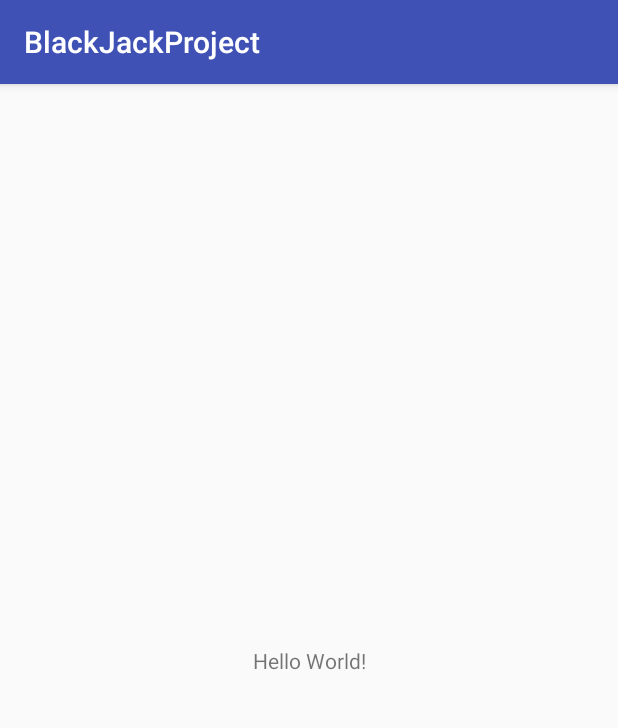
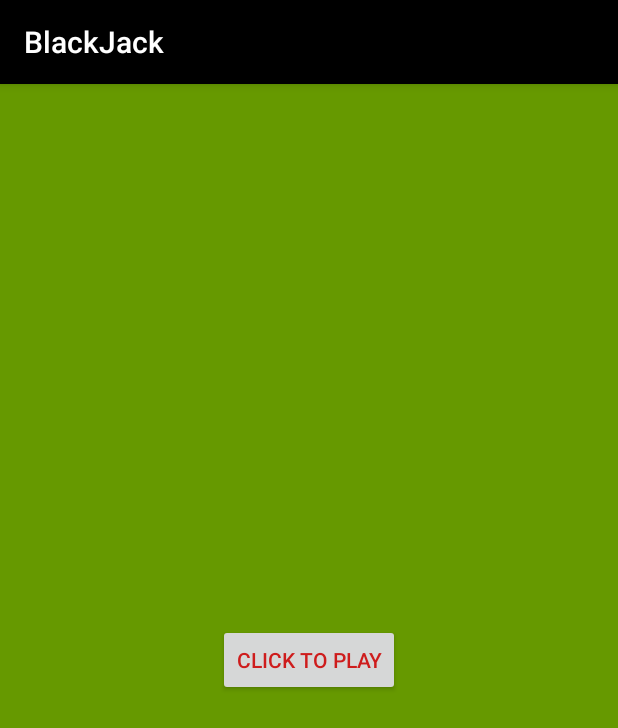
Before and after one commit to alistairkane92/BlackJack, an Android app: the GameActivity screen opened directly, with no data from a screen before it, on a phone screen of 412 x 824 dp. Shown: the top 728 px of the screen. Run offline under Robolectric (Android 15) with nearby library versions, the phone set to English and light mode, and no system bars.

Commit message:
changes colour scheme and adds start button

```diff
--- a/BlackJackProject/app/src/main/java/com/example/user/blackjackproject/GameActivity.java
+++ b/BlackJackProject/app/src/main/java/com/example/user/blackjackproject/GameActivity.java
@@ -1,13 +1,28 @@
 package com.example.user.blackjackproject;
 
+import android.content.Intent;
 import android.support.v7.app.AppCompatActivity;
 import android.os.Bundle;
+import android.view.View;
+import android.widget.Button;
 
 public class GameActivity extends AppCompatActivity {
+    Button startButton;
+    Game newGame;
+    Deck deck;
 
     @Override
     protected void onCreate(Bundle savedInstanceState) {
         super.onCreate(savedInstanceState);
         setContentView(R.layout.activity_game_activity);
+
+        newGame = new Game(deck);
+        startButton = (Button) findViewById(R.id.play);
+    }
+
+    public void startGame(View view) {
+        newGame.play();
+
+
     }
 }
--- a/BlackJackProject/app/src/main/res/layout/activity_game_activity.xml
+++ b/BlackJackProject/app/src/main/res/layout/activity_game_activity.xml
@@ -6,13 +6,18 @@
     android:layout_height="match_parent"
     tools:context="com.example.user.blackjackproject.GameActivity">
 
-    <TextView
+    <Button
+        android:id="@+id/play"
         android:layout_width="wrap_content"
         android:layout_height="wrap_content"
-        android:text="Hello World!"
+        android:text="CLICK TO PLAY"
+        android:onClick="startGame"
+        android:layout_marginLeft="8dp"
+        app:layout_constraintLeft_toLeftOf="parent"
+        android:layout_marginRight="8dp"
+        app:layout_constraintRight_toRightOf="parent"
+        app:layout_constraintTop_toTopOf="parent"
+        android:layout_marginTop="8dp"
         app:layout_constraintBottom_toBottomOf="parent"
-        app:layout_constraintLeft_toLeftOf="parent"
-        app:layout_constraintRight_toRightOf="parent"
-        app:layout_constraintTop_toTopOf="parent" />
-
+        android:layout_marginBottom="8dp" />
 </android.support.constraint.ConstraintLayout>
--- a/BlackJackProject/app/src/main/res/layout/activity_intro.xml
+++ b/BlackJackProject/app/src/main/res/layout/activity_intro.xml
@@ -33,7 +33,9 @@
         app:layout_constraintLeft_toLeftOf="parent"
         app:layout_constraintRight_toRightOf="parent"
         app:layout_constraintTop_toTopOf="parent"
-        app:srcCompat="@mipmap/ic_launcher" />
+        app:srcCompat="@mipmap/ic_launcher"
+        app:layout_constraintHorizontal_bias="0.0"
+        app:layout_constraintVertical_bias="0.501" />
 
     <TextView
         android:id="@+id/textView"
--- a/BlackJackProject/app/src/main/res/values/strings.xml
+++ b/BlackJackProject/app/src/main/res/values/strings.xml
@@ -1,3 +1,3 @@
 <resources>
-    <string name="app_name">BlackJackProject</string>
+    <string name="app_name">BlackJack</string>
 </resources>
--- a/BlackJackProject/app/src/main/res/values/styles.xml
+++ b/BlackJackProject/app/src/main/res/values/styles.xml
@@ -3,9 +3,11 @@
     <!-- Base application theme. -->
     <style name="AppTheme" parent="Theme.AppCompat.Light.DarkActionBar">
         <!-- Customize your theme here. -->
-        <item name="colorPrimary">@color/colorPrimary</item>
+        <item name="colorPrimary">@android:color/background_dark</item>
         <item name="colorPrimaryDark">@color/colorPrimaryDark</item>
         <item name="colorAccent">@color/colorAccent</item>
+        <item name="android:colorBackground">@android:color/holo_green_dark</item>
+        <item name="android:colorForeground">@android:color/holo_red_dark</item>
     </style>
 
 </resources>
```
